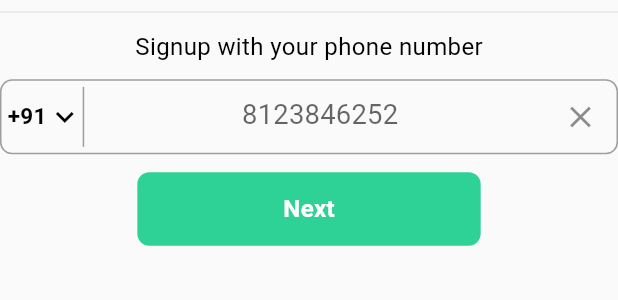
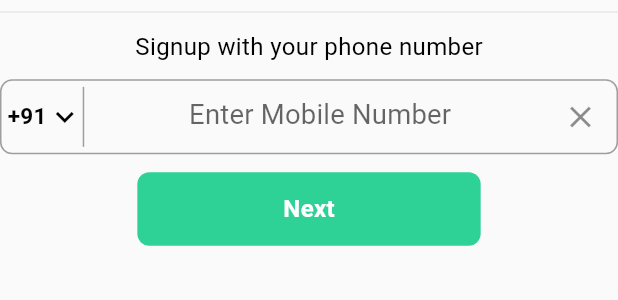
Before and after one commit to Viku7777/task_app, a Flutter app: the SignupForm widget shown alone on an empty page, opened directly, on a phone screen of 412 x 824 dp. Shown: the top 300 px of the screen. Run offline on Flutter 3.47's test engine with Material 2 defaults, Android fonts, the phone set to English and light mode, and no system bars; our stand-ins replace carousel_slider, dotted_border, flutter_credit_card, flutter_image_slideshow, flutter_screenutil, get and 1 more; missing offline and left inert: lorem_gen; accounts and stored records are empty.

Commit message:
signup completed

```diff
--- /dev/null
+++ b/lib/model/create_user_model.dart
@@ -0,0 +1,82 @@
+// To parse this JSON data, do
+//
+//     final createUserModel = createUserModelFromJson(jsonString);
+
+import 'dart:convert';
+
+CreateUserModel createUserModelFromJson(dynamic str) =>
+    CreateUserModel.fromJson(json.decode(str));
+
+dynamic createUserModelToJson(CreateUserModel data) =>
+    json.encode(data.toJson());
+
+class CreateUserModel {
+  dynamic message;
+  User? user;
+
+  CreateUserModel({
+    this.message,
+    this.user,
+  });
+
+  factory CreateUserModel.fromJson(Map<dynamic, dynamic> json) =>
+      CreateUserModel(
+        message: json["message"],
+        user: json["user"] == null ? null : User.fromJson(json["user"]),
+      );
+
+  Map<dynamic, dynamic> toJson() => {
+        "message": message,
+        "user": user?.toJson(),
+      };
+}
+
+class User {
+  dynamic id;
+  dynamic mobileNumber;
+  int? v;
+  DateTime? createdAt;
+  bool? isVerified;
+  dynamic otp;
+  dynamic profileImage;
+  dynamic role;
+  int? wallet;
+
+  User({
+    this.id,
+    this.mobileNumber,
+    this.v,
+    this.createdAt,
+    this.isVerified,
+    this.otp,
+    this.profileImage,
+    this.role,
+    this.wallet,
+  });
+
+  factory User.fromJson(Map<dynamic, dynamic> json) => User(
+        id: json["_id"],
+        mobileNumber: json["mobileNumber"],
+        v: json["__v"],
+        createdAt: json["createdAt"] == null
+            ? null
+            : DateTime.parse(json["createdAt"]),
+        isVerified: json["isVerified"],
+        otp: json["otp"],
+        profileImage: json["profileImage"],
+        role: json["role"],
+        wallet: json["wallet"],
+      );
+
+  Map<dynamic, dynamic> toJson() => {
+        "_id": id,
+        "mobileNumber": mobileNumber,
+        "__v": v,
+        "createdAt": createdAt?.toIso8601String(),
+        "isVerified": isVerified,
+        "otp": otp,
+        "profileImage": profileImage,
+        "role": role,
+        "wallet": wallet,
+      };
+}
--- /dev/null
+++ b/lib/repository/api_service.dart
@@ -0,0 +1,22 @@
+import 'dart:convert';
+
+import 'package:mr_ambarisha_frontend_new/model/create_user_model.dart';
+import 'package:mr_ambarisha_frontend_new/utils/constants.dart';
+import 'package:http/http.dart' as http;
+
+class ApiService {
+  static Future<CreateUserModel?> createUser({required String mobile}) async {
+    try {
+      final url = Uri.parse("${Constants.baseUrl}/api/v1/register");
+      var response = await http.post(url, body: {"mobileNumber": mobile});
+      if (response.statusCode == 200) {
+        print(response.body);
+        var result = jsonDecode(response.body);
+        return CreateUserModel.fromJson(result);
+      }
+    } catch (e) {
+      print("Error getting user: $e");
+    }
+    return null;
+  }
+}
--- /dev/null
+++ b/lib/utils/constants.dart
@@ -0,0 +1,71 @@
+import 'package:flutter/material.dart';
+import 'package:get/get.dart';
+
+class Constants {
+  // api
+  static const String baseUrl = "https://ambarisha-vercel.vercel.app";
+
+  // sized box
+  static const height5 = SizedBox(height: 5);
+  static const height10 = SizedBox(height: 10);
+  static const height15 = SizedBox(height: 15);
+  static const height20 = SizedBox(height: 20);
+  static const width5 = SizedBox(width: 5);
+  static const width10 = SizedBox(width: 10);
+  static const width15 = SizedBox(width: 15);
+  static const width20 = SizedBox(width: 20);
+
+  // colors
+  static const whiteColor = Colors.white;
+  static const blackColor = Colors.black;
+  static const tileColor = Color.fromARGB(255, 166, 212, 250);
+  static const greyColor = Colors.grey;
+  static const redColor = Colors.red;
+
+  // divider
+  static const divider = Divider(thickness: 2);
+
+  // Screen Navigation
+  static nextScreen(context, page) {
+    Navigator.of(context).push(MaterialPageRoute(builder: (context) => page));
+  }
+
+  static screenReplacement(context, page) {
+    Navigator.of(context)
+        .pushReplacement(MaterialPageRoute(builder: (context) => page));
+  }
+
+  // snackbar
+  static void showCustomSnackbar(
+      String title, String message, Color backgroundColor) {
+    Get.snackbar(
+      title,
+      message,
+      snackPosition: SnackPosition.BOTTOM,
+      backgroundColor: backgroundColor,
+      colorText: Colors.white,
+      duration: const Duration(seconds: 3),
+      borderRadius: 10.0,
+      margin: const EdgeInsets.all(15.0),
+      padding: const EdgeInsets.symmetric(horizontal: 20.0, vertical: 10.0),
+      borderWidth: 2.0,
+      borderColor: Colors.white,
+      boxShadows: [
+        BoxShadow(
+          color: Colors.grey.withOpacity(0.5),
+          spreadRadius: 5,
+          blurRadius: 7,
+          offset: const Offset(0, 3),
+        ),
+      ],
+      titleText: Text(
+        title,
+        style: const TextStyle(fontSize: 20, fontWeight: FontWeight.bold),
+      ),
+      messageText: Text(
+        message,
+        style: const TextStyle(fontWeight: FontWeight.bold),
+      ),
+    );
+  }
+}
--- /dev/null
+++ b/lib/view_model/basket_controller.dart
@@ -0,0 +1,40 @@
+import 'package:flutter/material.dart';
+import 'package:get/get.dart';
+import 'package:mr_ambarisha_frontend_new/model/create_user_model.dart';
+import 'package:mr_ambarisha_frontend_new/repository/api_service.dart';
+import 'package:mr_ambarisha_frontend_new/utils/constants.dart';
+import 'package:mr_ambarisha_frontend_new/views/Auth/otp_verification.dart';
+
+class BasketController extends GetxController {
+  TextEditingController signupTextController = TextEditingController();
+  TextEditingController loginTextController = TextEditingController();
+  final GlobalKey<FormState> signupFormKey = GlobalKey<FormState>();
+
+  CreateUserModel? createUserModel;
+
+  fetchCreateUser({required String mobile}) async {
+    try {
+      CreateUserModel? result = await ApiService.createUser(mobile: mobile);
+      if (result != null) {
+        createUserModel = result;
+        update();
+      }
+    } catch (e) {
+      print("Error fetching users: $e");
+    }
+  }
+
+  signUpButton() async {
+    if (signupFormKey.currentState?.validate() ?? false) {
+      await fetchCreateUser(mobile: signupTextController.text.trim());
+      if (createUserModel?.message == "OTP sent successfully") {
+        Get.to(() => const OtpVerifictionView());
+      } else {
+        Constants.showCustomSnackbar(
+            "Alert", "User with this mobile number already exists", Colors.red);
+      }
+    } else {
+      print('Form is invalid');
+    }
+  }
+}
--- a/lib/views/Auth/signUp_view.dart
+++ b/lib/views/Auth/signUp_view.dart
@@ -2,6 +2,7 @@ import 'package:flutter/material.dart';
 import 'package:flutter_screenutil/flutter_screenutil.dart';
 import 'package:get/get.dart';
 import 'package:mr_ambarisha_frontend_new/utils/app_colors.dart';
+import 'package:mr_ambarisha_frontend_new/view_model/basket_controller.dart';
 import 'package:mr_ambarisha_frontend_new/views/Auth/otp_verification.dart';
 
 import '../../utils/constant_box.dart';
@@ -181,12 +182,15 @@ class _SignUpViewState extends State<SignUpView>
   }
 }
 
-class SignupForm extends StatelessWidget {
+class SignupForm extends GetView<BasketController> {
   const SignupForm({super.key});
 
   @override
   Widget build(BuildContext context) {
-    return Column(
+    Get.put(BasketController());
+
+    return SingleChildScrollView(
+      child: Column(
         children: [
           const Divider(
             color: Colors.grey,
@@ -198,15 +202,26 @@ class SignupForm extends StatelessWidget {
             style: TextStyle(color: Colors.black),
           ),
           kbox10(),
-        Container(
+          Form(
+            key: controller.signupFormKey,
+            child: Container(
               decoration: BoxDecoration(
                   borderRadius: BorderRadius.circular(8),
                   border: Border.all(color: Colors.grey)),
               child: TextFormField(
+                  controller: controller.signupTextController,
+                  keyboardType: TextInputType.number,
                   style: const TextStyle(color: Colors.black),
                   textAlign: TextAlign.center,
+                  autovalidateMode: AutovalidateMode.onUserInteraction,
+                  validator: (value) {
+                    if (value?.isEmpty ?? false) {
+                      return 'This field cannot be empty';
+                    }
+                    return null;
+                  },
                   decoration: InputDecoration(
-                  hintText: "8123846252",
+                      hintText: "Enter Mobile Number",
                       suffixIcon: const Icon(Icons.close),
                       prefixIcon: Container(
                         width: 55.w,
@@ -234,10 +249,12 @@ class SignupForm extends StatelessWidget {
                       ),
                       border: InputBorder.none)),
             ),
+          ),
           kbox10(),
-        InkWell(
+          GetBuilder<BasketController>(
+            builder: (controller) => InkWell(
               onTap: () {
-            Get.to(const OtpVerifictionView());
+                controller.signUpButton();
               },
               child: Container(
                 width: 200.w,
@@ -256,7 +273,9 @@ class SignupForm extends StatelessWidget {
                 ),
               ),
             ),
+          ),
         ],
+      ),
     );
   }
 }
--- a/pubspec.yaml
+++ b/pubspec.yaml
@@ -41,6 +41,7 @@ dependencies:
   flutter_credit_card: ^3.0.7
   dotted_border: ^2.0.0+3
   carousel_slider: ^4.2.1
+  http: ^0.13.6
 
 dev_dependencies:
   flutter_lints: ^2.0.0
```
Also changed, not shown: pubspec.lock, 5 other files. Lines whose indentation alone changed are shown as unchanged.
